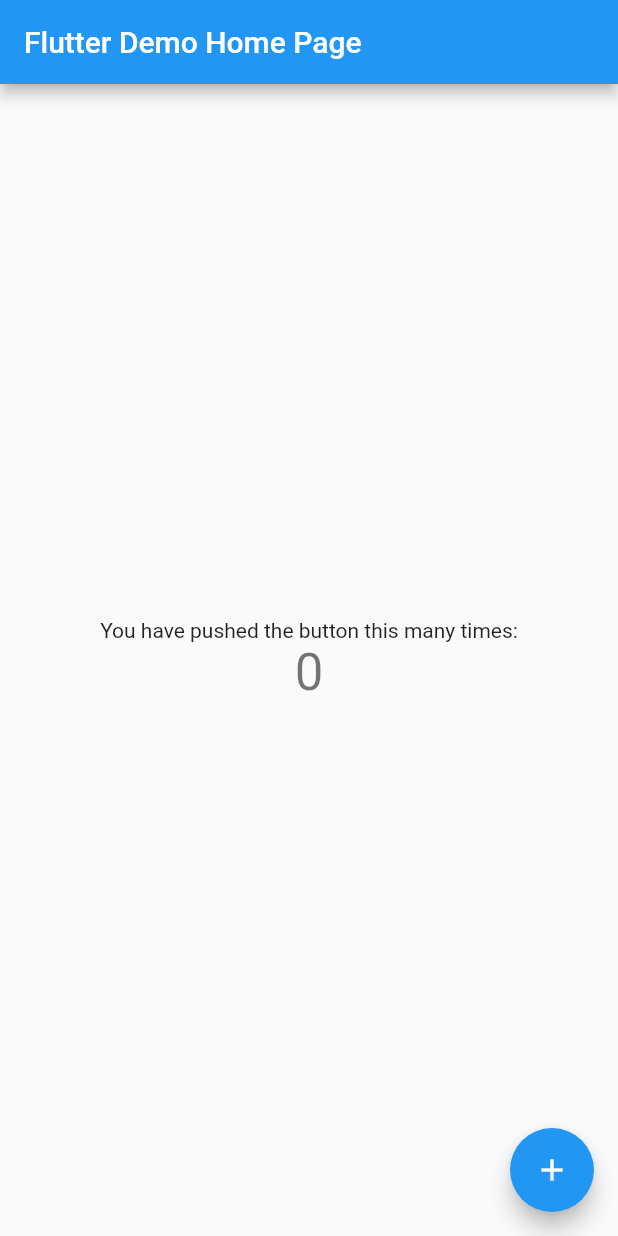
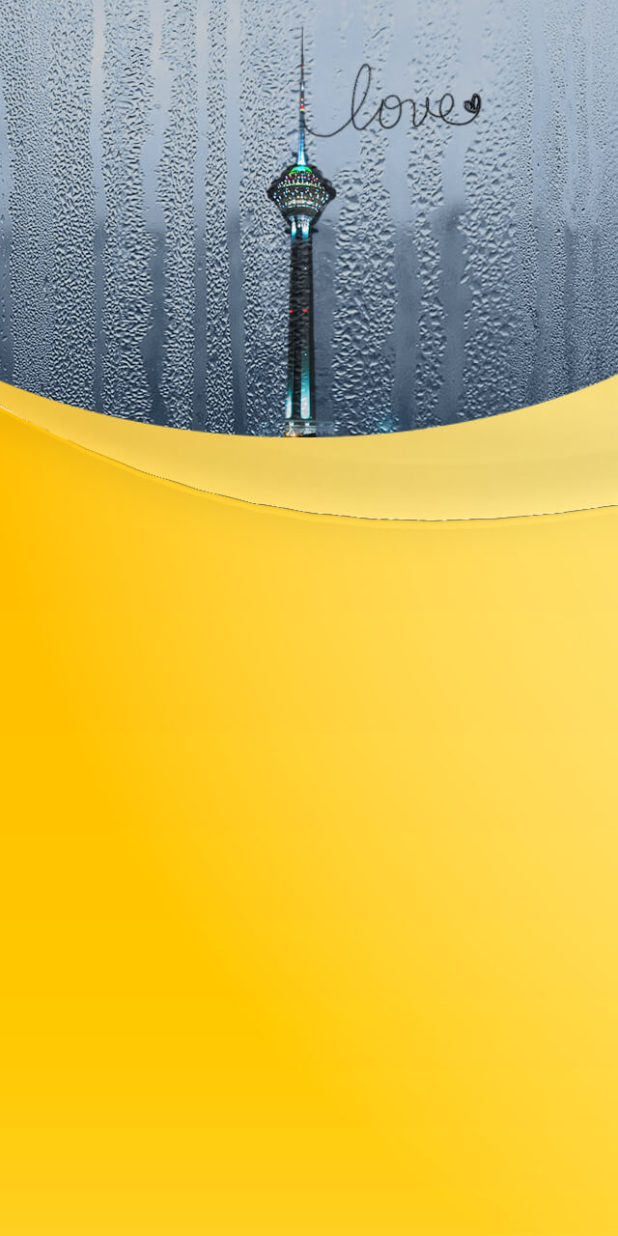
Before and after one commit to imaNNeo/steamy_draw, a Flutter app: the screen it shows after launch, on a phone screen of 412 x 824 dp. Run offline on Flutter 3.47's test engine with Material 2 defaults, Android fonts, the phone set to English and light mode, and no system bars.

Commit message:
Implement minimal home

```diff
--- /dev/null
+++ b/lib/data/urls.dart
@@ -0,0 +1,5 @@
+class Urls {
+  static const String branch = "master";
+  static const String baseUrl = "https://raw.githubusercontent.com/imaNNeoFighT/steamy_draw/$branch";
+  static const String appDataUrl = "$baseUrl/statics/app_data.json";
+}
--- a/lib/main.dart
+++ b/lib/main.dart
@@ -1,4 +1,6 @@
 import 'package:flutter/material.dart';
+import 'package:steamy_draw/pages/home/home_page.dart';
+import 'package:steamy_draw/resources.dart';
 
 void main() {
   runApp(const MyApp());
@@ -7,109 +9,15 @@
 class MyApp extends StatelessWidget {
   const MyApp({Key? key}) : super(key: key);
 
-  // This widget is the root of your application.
   @override
   Widget build(BuildContext context) {
     return MaterialApp(
-      title: 'Flutter Demo',
+      title: AppTexts.appName,
       theme: ThemeData(
-        // This is the theme of your application.
-        //
-        // Try running your application with "flutter run". You'll see the
-        // application has a blue toolbar. Then, without quitting the app, try
-        // changing the primarySwatch below to Colors.green and then invoke
-        // "hot reload" (press "r" in the console where you ran "flutter run",
-        // or simply save your changes to "hot reload" in a Flutter IDE).
-        // Notice that the counter didn't reset back to zero; the application
-        // is not restarted.
         primarySwatch: Colors.blue,
+        fontFamily: 'IranSans',
       ),
-      home: const MyHomePage(title: 'Flutter Demo Home Page'),
+      home: const HomePage(),
     );
   }
 }
-
-class MyHomePage extends StatefulWidget {
-  const MyHomePage({Key? key, required this.title}) : super(key: key);
-
-  // This widget is the home page of your application. It is stateful, meaning
-  // that it has a State object (defined below) that contains fields that affect
-  // how it looks.
-
-  // This class is the configuration for the state. It holds the values (in this
-  // case the title) provided by the parent (in this case the App widget) and
-  // used by the build method of the State. Fields in a Widget subclass are
-  // always marked "final".
-
-  final String title;
-
-  @override
-  State<MyHomePage> createState() => _MyHomePageState();
-}
-
-class _MyHomePageState extends State<MyHomePage> {
-  int _counter = 0;
-
-  void _incrementCounter() {
-    setState(() {
-      // This call to setState tells the Flutter framework that something has
-      // changed in this State, which causes it to rerun the build method below
-      // so that the display can reflect the updated values. If we changed
-      // _counter without calling setState(), then the build method would not be
-      // called again, and so nothing would appear to happen.
-      _counter++;
-    });
-  }
-
-  @override
-  Widget build(BuildContext context) {
-    // This method is rerun every time setState is called, for instance as done
-    // by the _incrementCounter method above.
-    //
-    // The Flutter framework has been optimized to make rerunning build methods
-    // fast, so that you can just rebuild anything that needs updating rather
-    // than having to individually change instances of widgets.
-    return Scaffold(
-      appBar: AppBar(
-        // Here we take the value from the MyHomePage object that was created by
-        // the App.build method, and use it to set our appbar title.
-        title: Text(widget.title),
-      ),
-      body: Center(
-        // Center is a layout widget. It takes a single child and positions it
-        // in the middle of the parent.
-        child: Column(
-          // Column is also a layout widget. It takes a list of children and
-          // arranges them vertically. By default, it sizes itself to fit its
-          // children horizontally, and tries to be as tall as its parent.
-          //
-          // Invoke "debug painting" (press "p" in the console, choose the
-          // "Toggle Debug Paint" action from the Flutter Inspector in Android
-          // Studio, or the "Toggle Debug Paint" command in Visual Studio Code)
-          // to see the wireframe for each widget.
-          //
-          // Column has various properties to control how it sizes itself and
-          // how it positions its children. Here we use mainAxisAlignment to
-          // center the children vertically; the main axis here is the vertical
-          // axis because Columns are vertical (the cross axis would be
-          // horizontal).
-          mainAxisAlignment: MainAxisAlignment.center,
-          children: <Widget>[
-            const Text(
-              'You have pushed the button this many times:',
-            ),
-            Text(
-              '$_counter',
-              style: Theme.of(context).textTheme.headline4,
-            ),
-          ],
-        ),
-      ),
-      floatingActionButton: FloatingActionButton(
-        onPressed: _incrementCounter,
-        tooltip: 'Increment',
-        child: const Icon(Icons.add),
-      ), // This trailing comma makes auto-formatting nicer for build methods.
-    );
-  }
-}
--- /dev/null
+++ b/lib/pages/home/home_page.dart
@@ -0,0 +1,25 @@
+import 'package:flutter/material.dart';
+
+class HomePage extends StatefulWidget {
+  const HomePage({Key? key}) : super(key: key);
+
+  @override
+  _HomePageState createState() => _HomePageState();
+}
+
+class _HomePageState extends State<HomePage> {
+  @override
+  Widget build(BuildContext context) {
+    return Scaffold(
+      body: Stack(
+        fit: StackFit.expand,
+        children: [
+          Image.asset(
+            "assets/images/home_background.jpg",
+            fit: BoxFit.cover,
+          )
+        ],
+      ),
+    );
+  }
+}
--- /dev/null
+++ b/lib/resources.dart
@@ -0,0 +1,11 @@
+class AppTexts {
+  static const String appName = "بخار روی عکس";
+}
+
+class AppColors {
+
+}
+
+class AppSizes {
+
+}
```
Also changed, not shown: pubspec.yaml (+8 -50 lines), assets/fonts/iransans-bold.ttf (added), assets/fonts/iransans.ttf (added), assets/images/home_background.jpg (added).
